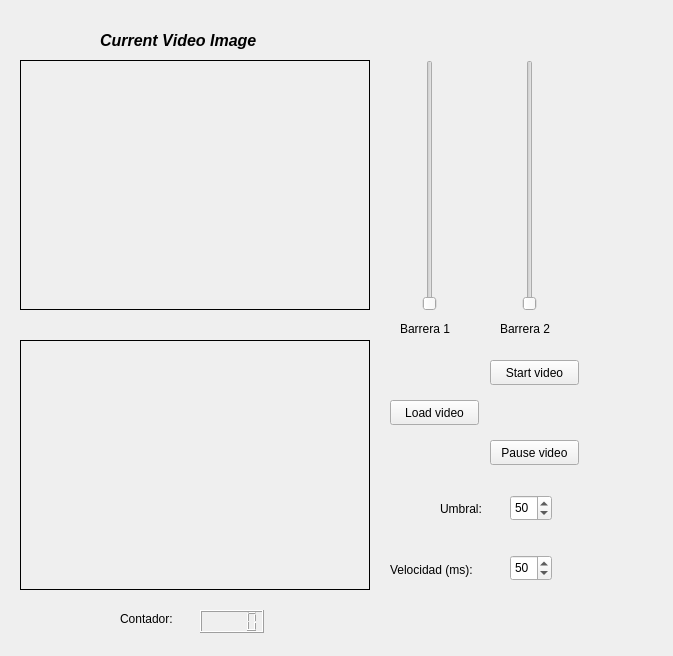
JoserraLP/ImagenDigital, file Tarea-6/mainwindow.ui: the form before one commit.
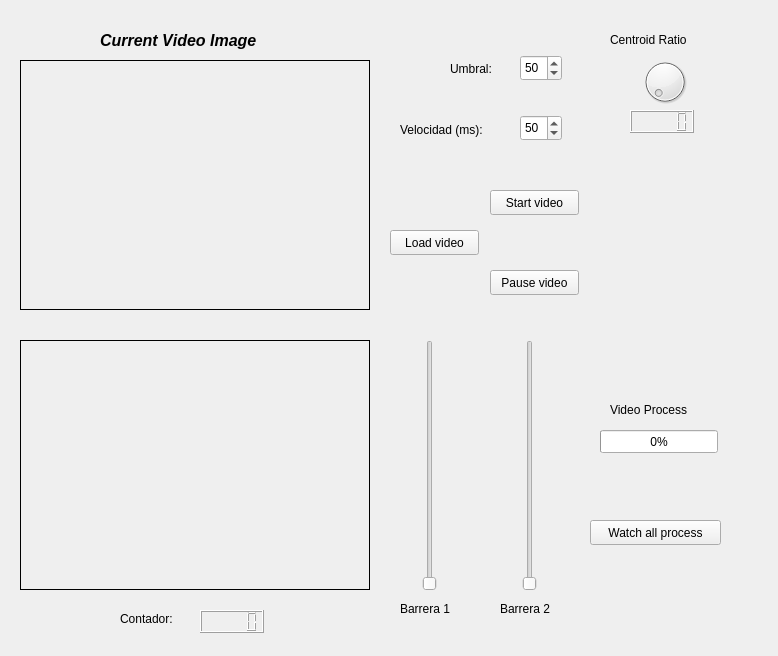
The form after the commit. Icons and pictures are not drawn.

Diff of the .ui file:
```diff
--- a/Tarea-6/mainwindow.ui
+++ b/Tarea-6/mainwindow.ui
@@ -9,7 +9,7 @@
    <rect>
     <x>0</x>
     <y>0</y>
-    <width>673</width>
+    <width>778</width>
     <height>656</height>
    </rect>
   </property>
@@ -61,7 +61,7 @@
    <property name="geometry">
     <rect>
      <x>390</x>
-     <y>400</y>
+     <y>230</y>
      <width>89</width>
      <height>25</height>
     </rect>
@@ -96,8 +96,8 @@
   <widget class="QLabel" name="threshold_text">
    <property name="geometry">
     <rect>
-     <x>440</x>
-     <y>500</y>
+     <x>450</x>
+     <y>60</y>
      <width>61</width>
      <height>17</height>
     </rect>
@@ -109,11 +109,11 @@
   <widget class="QSpinBox" name="threshold">
    <property name="geometry">
     <rect>
-     <x>510</x>
-     <y>495</y>
+     <x>520</x>
+     <y>55</y>
      <width>42</width>
      <height>26</height>
-    </rect> 
+    </rect>
    </property>
    <property name="value">
     <number>50</number>
@@ -123,7 +123,7 @@
    <property name="geometry">
     <rect>
      <x>400</x>
-     <y>320</y>
+     <y>600</y>
      <width>67</width>
      <height>17</height>
     </rect>
@@ -136,7 +136,7 @@
    <property name="geometry">
     <rect>
      <x>500</x>
-     <y>320</y>
+     <y>600</y>
      <width>67</width>
      <height>17</height>
     </rect>
@@ -149,7 +149,7 @@
    <property name="geometry">
     <rect>
      <x>420</x>
-     <y>60</y>
+     <y>340</y>
      <width>20</width>
      <height>251</height>
     </rect>
@@ -162,7 +162,7 @@
    <property name="geometry">
     <rect>
      <x>520</x>
-     <y>60</y>
+     <y>340</y>
      <width>20</width>
      <height>251</height>
     </rect>
@@ -219,7 +219,7 @@
    <property name="geometry">
     <rect>
      <x>490</x>
-     <y>440</y>
+     <y>270</y>
      <width>89</width>
      <height>25</height>
     </rect>
@@ -232,7 +232,7 @@
    <property name="geometry">
     <rect>
      <x>490</x>
-     <y>360</y>
+     <y>190</y>
      <width>89</width>
      <height>25</height>
     </rect>
@@ -244,8 +244,8 @@
   <widget class="QLabel" name="velocity_text">
    <property name="geometry">
     <rect>
-     <x>390</x>
-     <y>560</y>
+     <x>400</x>
+     <y>120</y>
      <width>111</width>
      <height>20</height>
     </rect>
@@ -257,8 +257,8 @@
   <widget class="QSpinBox" name="velocity">
    <property name="geometry">
     <rect>
-     <x>510</x>
-     <y>555</y>
+     <x>520</x>
+     <y>115</y>
      <width>42</width>
      <height>26</height>
     </rect>
@@ -267,6 +267,78 @@
     <number>50</number>
    </property>
   </widget>
+  <widget class="QDial" name="radio">
+   <property name="geometry">
+    <rect>
+     <x>640</x>
+     <y>50</y>
+     <width>50</width>
+     <height>64</height>
+    </rect>
+   </property>
+  </widget>
+  <widget class="QLabel" name="radio_label">
+   <property name="geometry">
+    <rect>
+     <x>610</x>
+     <y>30</y>
+     <width>111</width>
+     <height>20</height>
+    </rect>
+   </property>
+   <property name="text">
+    <string>Centroid Ratio</string>
+   </property>
+  </widget>
+  <widget class="QPushButton" name="allProcessVideo">
+   <property name="geometry">
+    <rect>
+     <x>590</x>
+     <y>520</y>
+     <width>131</width>
+     <height>25</height>
+    </rect>
+   </property>
+   <property name="text">
+    <string>Watch all process</string>
+   </property>
+  </widget>
+  <widget class="QProgressBar" name="progressBar">
+   <property name="geometry">
+    <rect>
+     <x>600</x>
+     <y>430</y>
+     <width>118</width>
+     <height>23</height>
+    </rect>
+   </property>
+   <property name="value">
+    <number>0</number>
+   </property>
+  </widget>
+  <widget class="QLabel" name="label">
+   <property name="geometry">
+    <rect>
+     <x>610</x>
+     <y>400</y>
+     <width>101</width>
+     <height>20</height>
+    </rect>
+   </property>
+   <property name="text">
+    <string>Video Process</string>
+   </property>
+  </widget>
+  <widget class="QLCDNumber" name="radio_value">
+   <property name="geometry">
+    <rect>
+     <x>630</x>
+     <y>110</y>
+     <width>64</width>
+     <height>23</height>
+    </rect>
+   </property>
+  </widget>
  </widget>
  <resources/>
  <connections/>
```
